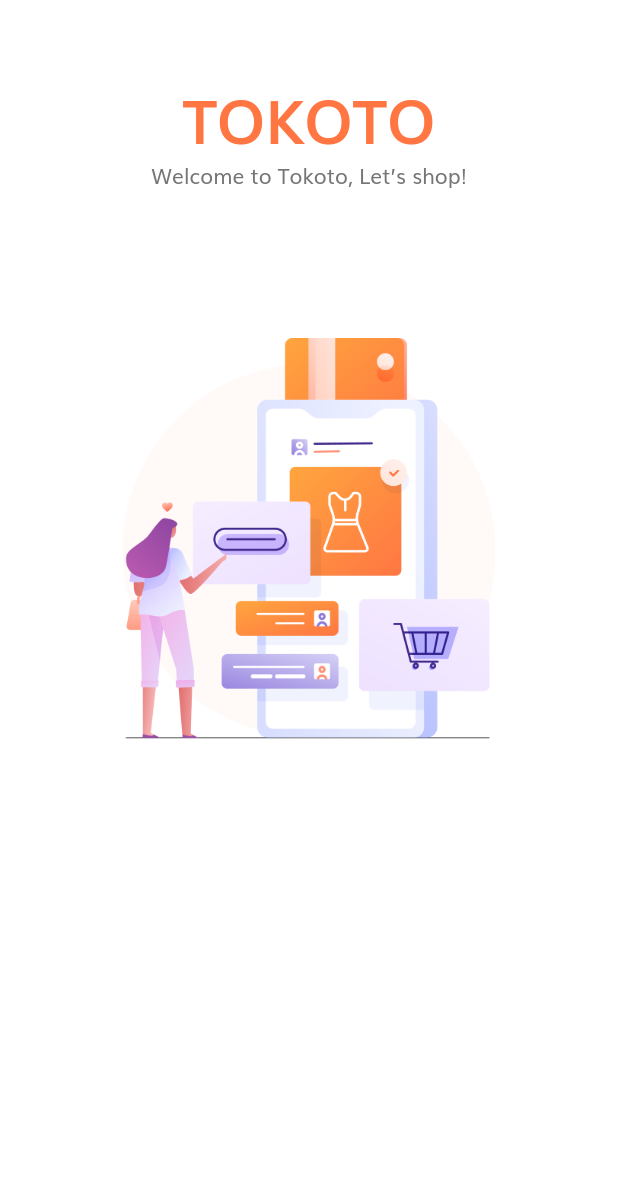
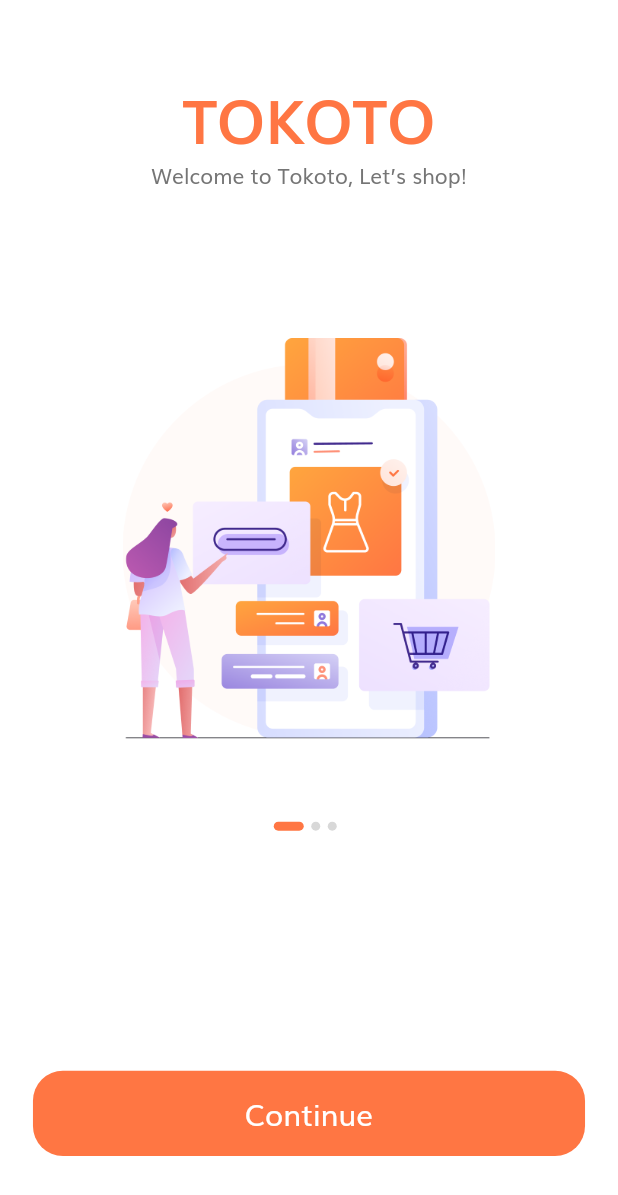
Before and after one commit to i0li0/clone_e_commmerce, a Flutter app: the screen it shows after launch, on a phone screen of 412 x 824 dp. Shown: the top 1195 px of the screen. Run offline on Flutter 3.47's test engine with Material 2 defaults, Android fonts, the phone set to English and light mode, and no system bars.

Commit message:
add splash

```diff
--- /dev/null
+++ b/lib/components/default_button.dart
@@ -0,0 +1,39 @@
+import 'package:flutter/material.dart';
+
+import '../constants.dart';
+import '../size_config.dart';
+
+class DefaultButton extends StatelessWidget {
+  const DefaultButton({
+    Key? key,
+    this.text,
+    this.press,
+  }) : super(key: key);
+  final String? text;
+  final Function? press;
+
+  @override
+  Widget build(BuildContext context) {
+    return SizedBox(
+      width: double.infinity,
+      height: getProportionateScreenHeight(56),
+      child: TextButton(
+        style: TextButton.styleFrom(
+          shape: RoundedRectangleBorder(
+              //角をとる
+              borderRadius: BorderRadius.circular(20)),
+          primary: Colors.white,
+          backgroundColor: kPrimaryColor,
+        ),
+        onPressed: press! as void Function()?,
+        child: Text(
+          text!,
+          style: TextStyle(
+            fontSize: getProportionateScreenWidth(18), //文字の大きさ
+            color: Colors.white, //文字の色
+          ),
+        ),
+      ),
+    );
+  }
+}
--- a/lib/screens/splash/components/body.dart
+++ b/lib/screens/splash/components/body.dart
@@ -1,8 +1,11 @@
 import 'package:flutter/material.dart';
+import 'package:shop_app/constants.dart';
+import 'package:shop_app/size_config.dart';
 // import 'package:shop_app/constants.dart';
 // import 'package:shop_app/size_config.dart';
 
 import '../components/splash_content.dart';
+import '../../../components/default_button.dart';
 
 class Body extends StatefulWidget {
   const Body({Key? key}) : super(key: key);
@@ -12,6 +15,7 @@
 }
 
 class _BodyState extends State<Body> {
+  int currentPage = 0; // 0から始める
   List<Map<String, String>> splashData = [
     {
       "text": "Welcome to Tokoto, Let’s shop!",
@@ -37,6 +41,12 @@
             Expanded(
               flex: 3,
               child: PageView.builder(
+                onPageChanged: (value) {
+                  //ページに合わせて動くよ
+                  setState(() {
+                    currentPage = value;
+                  });
+                },
                 itemBuilder: (context, index) => SplashContent(
                   // indexからデータを引っ張り出して
                   // image:text:それぞれにデータを渡す
@@ -45,13 +55,46 @@
                 ),
               ),
             ),
-            const Expanded(
+            Expanded(
               flex: 2,
-              child: SizedBox(),
+              child: Padding(
+                padding: EdgeInsets.symmetric(
+                    horizontal: getProportionateScreenWidth(20)),
+                child: Column(
+                  children: <Widget>[
+                    const Spacer(),
+                    Row(
+                      mainAxisAlignment: MainAxisAlignment.center,
+                      children: List.generate(
+                          splashData.length, (index) => buildDot(index: index)),
+                    ),
+                    const Spacer(flex: 3),
+                    DefaultButton(
+                      text: "Continue",
+                      press: () {},
+                    ),
+                    const Spacer(),
+                  ],
+                ),
+              ),
             ),
           ],
         ),
       ),
     );
   }
+
+  AnimatedContainer buildDot({int? index}) {
+    //アニメーションの追加
+    return AnimatedContainer(
+      duration: kAnimationDuration,
+      margin: const EdgeInsets.only(right: 5), //左に動かす
+      height: 6,
+      width: currentPage == index ? 20 : 6, //表示ページの幅を広くする
+      decoration: BoxDecoration(
+        color: currentPage == index ? kPrimaryColor : const Color(0xFFD8D8D8),
+        borderRadius: BorderRadius.circular(3), //丸くする
+      ),
+    );
+  }
 }
```
